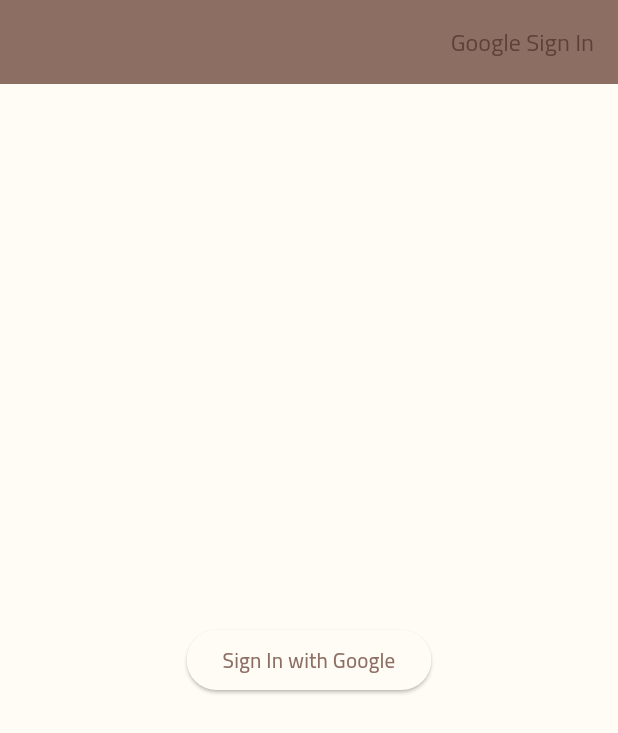
After one commit to mahmoodhamdi/alaa-hamed-app, a Flutter app: the screen it shows after launch, on a phone screen of 412 x 824 dp. The commit adds this screen. Shown: the top 733 px of the screen. Run offline on Flutter 3.47's test engine with Material 3 defaults, Android fonts, the light colour scheme and no system bars; our stand-ins replace cached_network_image, dartz, dio, equatable, flutter_bloc, get_it and 3 more.

Commit message:
Integrate Google OAuth 2.0 authentication for user sign-in and increase API quota usage

```diff
--- a/analysis_options.yaml
+++ b/analysis_options.yaml
@@ -7,6 +7,10 @@
 
 # The following line activates a set of recommended lints for Flutter apps,
 # packages, and plugins designed to encourage good coding practices.
+analyzer:
+  errors:
+    overridden_fields: ignore
+    library_private_types_in_public_api: ignore
 include: package:flutter_lints/flutter.yaml
 
 linter:
--- a/lib/app.dart
+++ b/lib/app.dart
@@ -1,6 +1,6 @@
 import 'package:eng_alaa_hammed/core/config/config.dart';
 import 'package:eng_alaa_hammed/core/theme/app_theme.dart';
-import 'package:eng_alaa_hammed/features/videos/presentation/views/all_videos_page.dart';
+import 'package:eng_alaa_hammed/features/auth/presentation/views/auth_view.dart';
 import 'package:flutter/material.dart';
 
 void main() {
@@ -13,7 +13,7 @@ class MyApp extends StatelessWidget {
   @override
   Widget build(BuildContext context) {
     return MaterialApp(
-      title: 'التطبيق الديني',
+      title: 'Eng Alaa Hammed',
       debugShowCheckedModeBanner: false,
       theme: AppThemes.lightTheme,
       darkTheme: AppThemes.darkTheme,
@@ -22,7 +22,7 @@ class MyApp extends StatelessWidget {
       localizationsDelegates: Config.localizationsDelegates,
       supportedLocales: Config.supportedLocales,
       builder: Config.builder,
-      home: AllVideosPage(),
+      home: AuthView(),
     );
   }
 }
--- /dev/null
+++ b/lib/features/auth/domain/usecases/oauth_use_case.dart
@@ -0,0 +1,14 @@
+// lib/features/auth/domain/usecases/oauth_use_case.dart
+import 'package:dartz/dartz.dart';
+import 'package:eng_alaa_hammed/core/error/failures.dart';
+import 'package:eng_alaa_hammed/features/auth/domain/repository/auth_repository.dart';
+
+class OAuthUseCase {
+  final AuthRepository repository;
+
+  OAuthUseCase(this.repository);
+
+  Future<Either<Failure, String>> authenticateWithGoogle() async {
+    return await repository.authenticateWithGoogle();
+  }
+}
--- /dev/null
+++ b/lib/features/auth/presentation/logic/auth_state.dart
@@ -0,0 +1,15 @@
+abstract class AuthState {}
+
+class AuthInitial extends AuthState {}
+
+class AuthLoading extends AuthState {}
+
+class AuthFailure extends AuthState {
+  final String message;
+  AuthFailure(this.message);
+}
+
+class AuthSuccess extends AuthState {
+  final String accessToken;
+  AuthSuccess(this.accessToken);
+}
--- /dev/null
+++ b/lib/features/auth/presentation/views/auth_view.dart
@@ -0,0 +1,39 @@
+// lib/features/auth/presentation/screens/auth_screen.dart
+import 'package:eng_alaa_hammed/core/depandancy_injection/service_locator.dart';
+import 'package:eng_alaa_hammed/features/auth/presentation/logic/auth_cubit.dart';
+import 'package:eng_alaa_hammed/features/auth/presentation/logic/auth_state.dart';
+import 'package:flutter/material.dart';
+import 'package:flutter_bloc/flutter_bloc.dart';
+
+class AuthView extends StatelessWidget {
+  const AuthView({super.key});
+
+  @override
+  Widget build(BuildContext context) {
+    return BlocProvider(
+      create: (context) => getIt<AuthCubit>(),
+      child: Scaffold(
+        appBar: AppBar(title: Text('Google Sign In')),
+        body: Center(
+          child: BlocBuilder<AuthCubit, AuthState>(
+            builder: (context, state) {
+              if (state is AuthLoading) {
+                return CircularProgressIndicator();
+              } else if (state is AuthFailure) {
+                return Text('Error: ${state.message}');
+              } else if (state is AuthSuccess) {
+                return Text('Signed in! Access Token: ${state.accessToken}');
+              }
+              return ElevatedButton(
+                onPressed: () {
+                  context.read<AuthCubit>().authenticateWithGoogle();
+                },
+                child: Text('Sign In with Google'),
+              );
+            },
+          ),
+        ),
+      ),
+    );
+  }
+}
--- a/lib/features/videos/presentation/logic/all_videos_cubit.dart
+++ b/lib/features/videos/presentation/logic/all_videos_cubit.dart
@@ -1,7 +1,7 @@
-import 'package:bloc/bloc.dart';
 import 'package:eng_alaa_hammed/core/enums/status.dart';
 import 'package:eng_alaa_hammed/features/videos/domain/usecases/get_videos_use_case.dart';
 import 'package:eng_alaa_hammed/features/videos/presentation/logic/all_videos_state.dart';
+import 'package:flutter_bloc/flutter_bloc.dart';
 
 class VideoCubit extends Cubit<AllVideosState> {
   final GetVideosUseCase getVideosUseCase;
--- a/lib/features/videos/presentation/views/VideoPlayerController.dart
+++ b/lib/features/videos/presentation/views/video_player_page.dart
@@ -82,7 +82,7 @@ class _VideoPlayerPageState extends State<VideoPlayerPage> {
                   'More Details',
                   style: Theme.of(context).textTheme.titleMedium,
                 ),
-               ],
+              ],
             ),
           ),
         ),
--- a/lib/main.dart
+++ b/lib/main.dart
@@ -4,6 +4,7 @@ import 'package:flutter/material.dart';
 
 void main() async {
   WidgetsFlutterBinding.ensureInitialized();
- await setupServiceLocator();
+  await setupServiceLocator();
+
   runApp(MyApp());
 }
--- a/pubspec.yaml
+++ b/pubspec.yaml
@@ -21,6 +21,7 @@ dependencies:
   video_player: ^2.9.2
   youtube_player_flutter: ^9.1.1
   cached_network_image: ^3.4.1
+  google_sign_in: ^6.2.2
 dev_dependencies:
   flutter_test:
     sdk: flutter
```
Also changed, not shown: lib/core/depandancy_injection/service_locator.dart (+35 -0 lines), lib/core/error/failures.dart (added, +9 -0 lines), lib/features/auth/data/repository/google_auth_repository_impl.dart (added, +42 -0 lines), lib/features/auth/domain/repository/auth_repository.dart (added, +7 -0 lines), lib/features/auth/presentation/logic/auth_cubit.dart (added, +29 -0 lines), lib/features/videos/presentation/views/all_videos_page.dart (+6 -3 lines), pubspec.lock, 5 other files.
